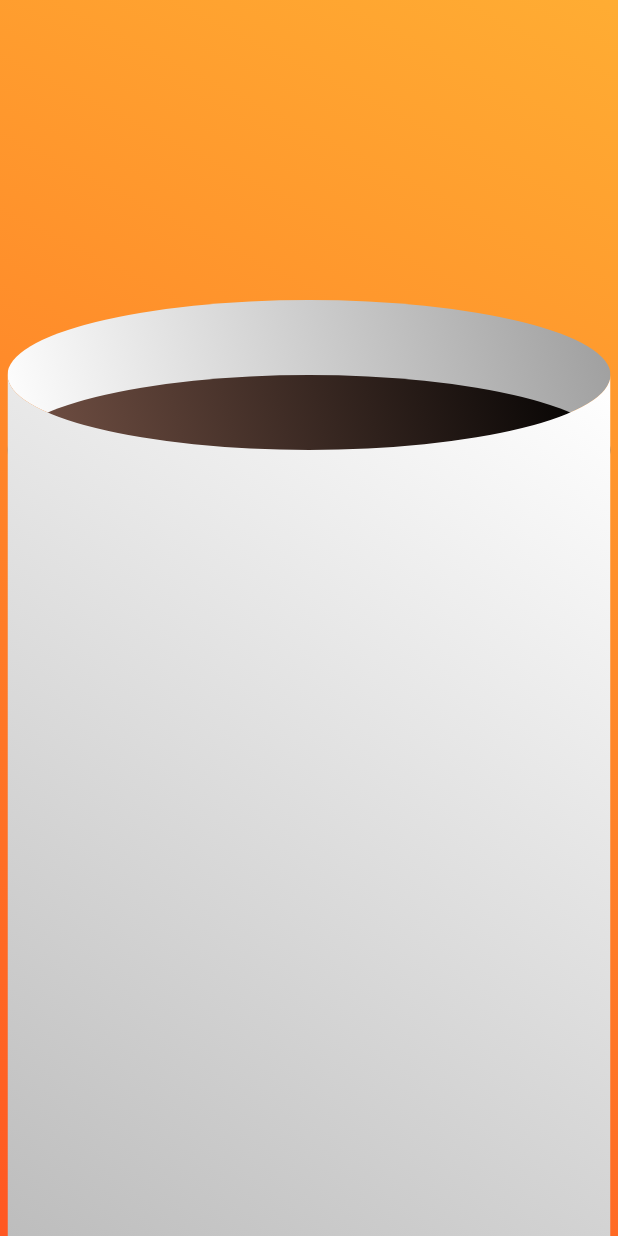
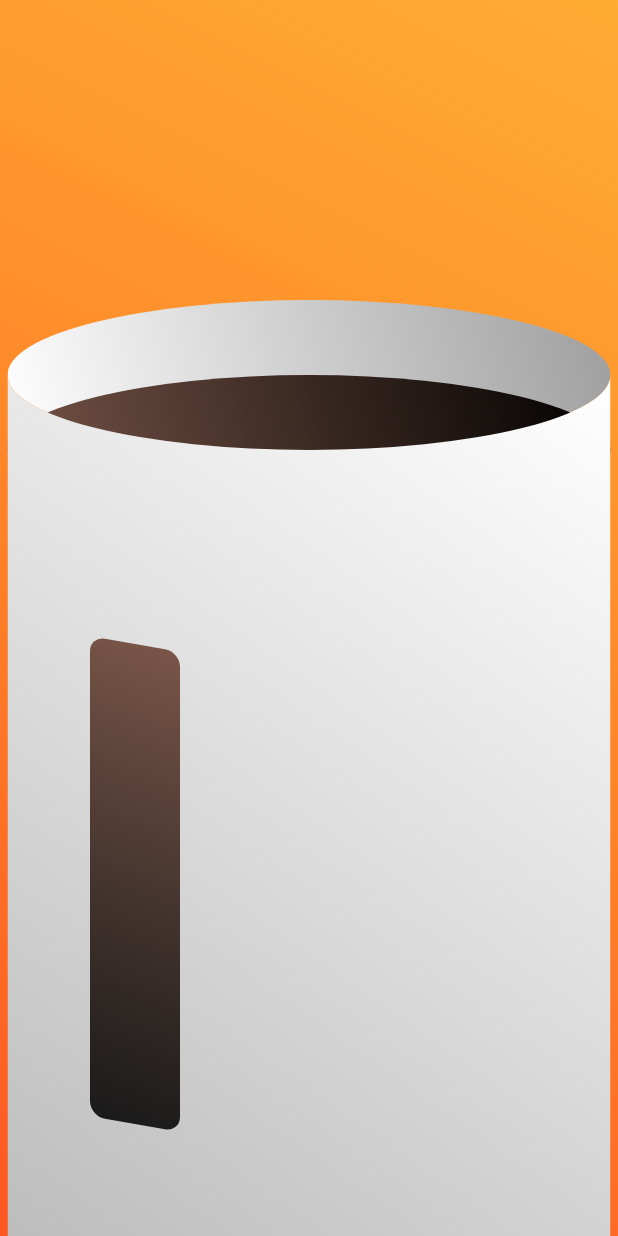
Before and after one commit to bjornnorgaard/brewbrah, a Flutter app: the screen it shows after launch, on a phone screen of 412 x 824 dp. Run offline on Flutter 3.47's test engine with Material 2 defaults, Android fonts, the phone set to English and light mode, and no system bars.

```diff
--- a/brewbrah/lib/coffee.dart
+++ b/brewbrah/lib/coffee.dart
@@ -84,7 +84,38 @@ class _CoffeeState extends State<Coffee> {
               ),
             ),
           ),
+          Positioned(
+            bottom: 80,
+            left: 60,
+            child: AmountGaugeSlider(),
+          ),
         ],
+      ),
+    );
+  }
+}
+
+class AmountGaugeSlider extends StatefulWidget {
+  @override
+  _AmountGaugeSliderState createState() => _AmountGaugeSliderState();
+}
+
+class _AmountGaugeSliderState extends State<AmountGaugeSlider> {
+  @override
+  Widget build(BuildContext context) {
+    return Transform(
+      transform: Matrix4.skewY(0.175),
+      child: Container(
+        height: 320,
+        width: 60,
+        decoration: BoxDecoration(
+          borderRadius: BorderRadius.circular(10),
+          gradient: LinearGradient(
+            colors: [Colors.brown, Colors.black87],
+            begin: Alignment.topRight,
+            end: Alignment.bottomLeft,
+          ),
+        ),
       ),
     );
   }
```
